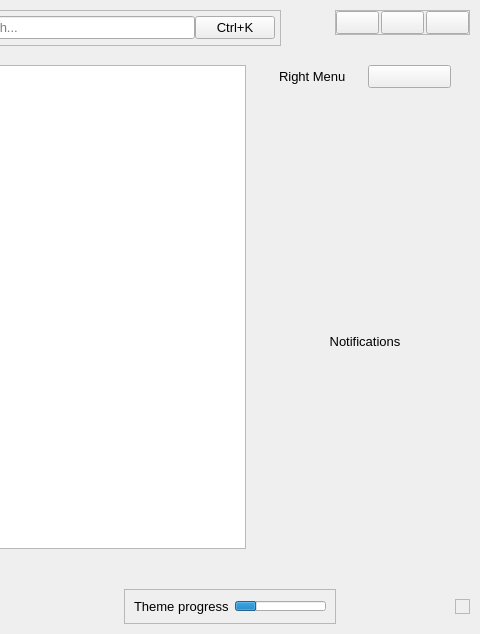
The window that generated-files/ui/new_interface.ui (FireNetWCH/FirenetViewer) describes before a commit, drawn with Qt 5; both pictures show x 784 to 1264 and y 0 to 634 of the 1264 by 634 pixel window.
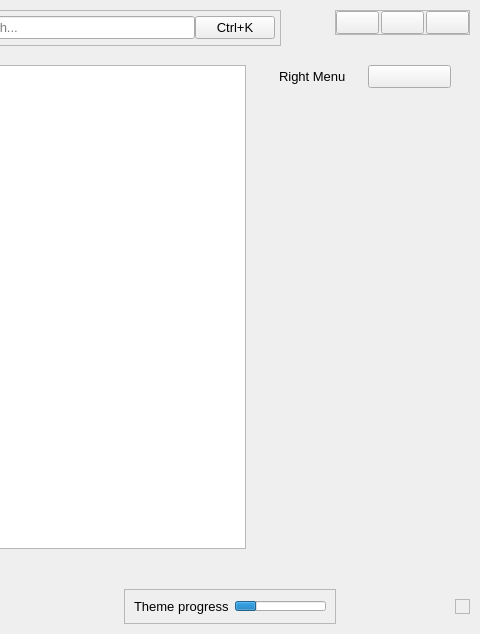
The same window after the commit. The open tabs and pages were chosen to show the change. Icons and pictures are not drawn. Custom widgets are drawn as their Qt base class.

```diff
--- a/generated-files/ui/new_interface.ui
+++ b/generated-files/ui/new_interface.ui
@@ -1045,21 +1045,7 @@
              <item>
               <widget class="QCustomQStackedWidget" name="rightMenuPages">
                <widget class="QWidget" name="notificationsPage">
-                <layout class="QVBoxLayout" name="verticalLayout_16">
-                 <item>
-                  <widget class="QLabel" name="label_14">
-                   <property name="text">
-                    <string>Notifications</string>
-                   </property>
-                   <property name="scaledContents">
-                    <bool>true</bool>
-                   </property>
-                   <property name="alignment">
-                    <set>Qt::AlignmentFlag::AlignCenter</set>
-                   </property>
-                  </widget>
-                 </item>
-                </layout>
+                <layout class="QVBoxLayout" name="verticalLayout_16"/>
                </widget>
                <widget class="QWidget" name="morePage">
                 <layout class="QVBoxLayout" name="verticalLayout_17">
```
Left out of the diff: 2 changed lines with no effect on the pictures.
